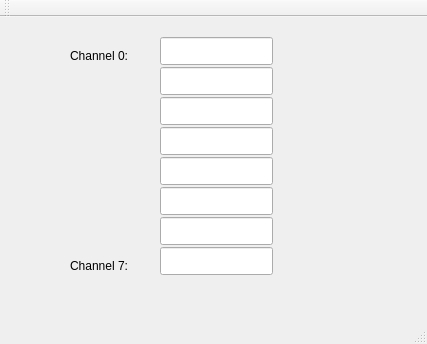
Above: ScannerGUI/mainwindow.ui from barnex/SetupSoftware before the change. Below: the same form after it.
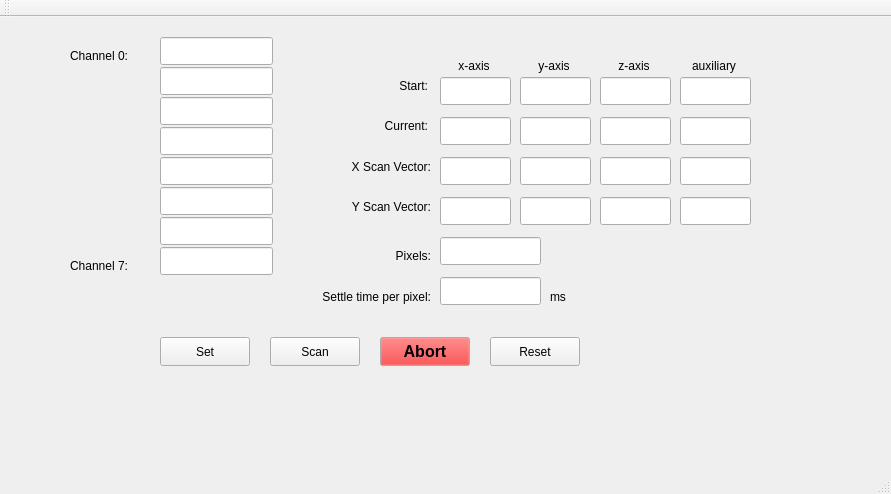
That is the form after the change.

Commit message: grouped interactions with the controller into a single class

What changed in the file:
```diff
--- a/ScannerGUI/mainwindow.ui
+++ b/ScannerGUI/mainwindow.ui
@@ -6,8 +6,8 @@
    <rect>
     <x>0</x>
     <y>0</y>
-    <width>427</width>
-    <height>344</height>
+    <width>891</width>
+    <height>494</height>
    </rect>
   </property>
   <property name="windowTitle">
@@ -144,6 +144,512 @@
      <string>Channel 7:</string>
     </property>
    </widget>
+   <widget class="QLabel" name="label_3">
+    <property name="geometry">
+     <rect>
+      <x>360</x>
+      <y>60</y>
+      <width>68</width>
+      <height>18</height>
+     </rect>
+    </property>
+    <property name="text">
+     <string>Start:</string>
+    </property>
+    <property name="alignment">
+     <set>Qt::AlignRight|Qt::AlignTrailing|Qt::AlignVCenter</set>
+    </property>
+   </widget>
+   <widget class="QLabel" name="label_4">
+    <property name="geometry">
+     <rect>
+      <x>360</x>
+      <y>100</y>
+      <width>68</width>
+      <height>18</height>
+     </rect>
+    </property>
+    <property name="text">
+     <string>Current:</string>
+    </property>
+    <property name="alignment">
+     <set>Qt::AlignRight|Qt::AlignTrailing|Qt::AlignVCenter</set>
+    </property>
+   </widget>
+   <widget class="QLabel" name="label_5">
+    <property name="geometry">
+     <rect>
+      <x>320</x>
+      <y>140</y>
+      <width>111</width>
+      <height>20</height>
+     </rect>
+    </property>
+    <property name="text">
+     <string>X Scan Vector:</string>
+    </property>
+    <property name="alignment">
+     <set>Qt::AlignRight|Qt::AlignTrailing|Qt::AlignVCenter</set>
+    </property>
+   </widget>
+   <widget class="QLabel" name="label_6">
+    <property name="geometry">
+     <rect>
+      <x>320</x>
+      <y>180</y>
+      <width>111</width>
+      <height>20</height>
+     </rect>
+    </property>
+    <property name="text">
+     <string>Y Scan Vector:</string>
+    </property>
+    <property name="alignment">
+     <set>Qt::AlignRight|Qt::AlignTrailing|Qt::AlignVCenter</set>
+    </property>
+   </widget>
+   <widget class="QLabel" name="label_7">
+    <property name="geometry">
+     <rect>
+      <x>360</x>
+      <y>230</y>
+      <width>71</width>
+      <height>18</height>
+     </rect>
+    </property>
+    <property name="text">
+     <string>Pixels:</string>
+    </property>
+    <property name="alignment">
+     <set>Qt::AlignRight|Qt::AlignTrailing|Qt::AlignVCenter</set>
+    </property>
+   </widget>
+   <widget class="QLabel" name="label_8">
+    <property name="geometry">
+     <rect>
+      <x>280</x>
+      <y>270</y>
+      <width>151</width>
+      <height>20</height>
+     </rect>
+    </property>
+    <property name="text">
+     <string>Settle time per pixel:</string>
+    </property>
+    <property name="alignment">
+     <set>Qt::AlignRight|Qt::AlignTrailing|Qt::AlignVCenter</set>
+    </property>
+   </widget>
+   <widget class="QLineEdit" name="start_x">
+    <property name="geometry">
+     <rect>
+      <x>440</x>
+      <y>60</y>
+      <width>71</width>
+      <height>28</height>
+     </rect>
+    </property>
+    <property name="readOnly">
+     <bool>true</bool>
+    </property>
+   </widget>
+   <widget class="QLineEdit" name="start_y">
+    <property name="geometry">
+     <rect>
+      <x>520</x>
+      <y>60</y>
+      <width>71</width>
+      <height>28</height>
+     </rect>
+    </property>
+    <property name="readOnly">
+     <bool>true</bool>
+    </property>
+   </widget>
+   <widget class="QLineEdit" name="start_z">
+    <property name="geometry">
+     <rect>
+      <x>600</x>
+      <y>60</y>
+      <width>71</width>
+      <height>28</height>
+     </rect>
+    </property>
+    <property name="readOnly">
+     <bool>true</bool>
+    </property>
+   </widget>
+   <widget class="QLineEdit" name="start_aux">
+    <property name="geometry">
+     <rect>
+      <x>680</x>
+      <y>60</y>
+      <width>71</width>
+      <height>28</height>
+     </rect>
+    </property>
+    <property name="readOnly">
+     <bool>true</bool>
+    </property>
+   </widget>
+   <widget class="QLineEdit" name="current_aux">
+    <property name="geometry">
+     <rect>
+      <x>680</x>
+      <y>100</y>
+      <width>71</width>
+      <height>28</height>
+     </rect>
+    </property>
+    <property name="readOnly">
+     <bool>true</bool>
+    </property>
+   </widget>
+   <widget class="QLineEdit" name="current_y">
+    <property name="geometry">
+     <rect>
+      <x>520</x>
+      <y>100</y>
+      <width>71</width>
+      <height>28</height>
+     </rect>
+    </property>
+    <property name="readOnly">
+     <bool>true</bool>
+    </property>
+   </widget>
+   <widget class="QLineEdit" name="current_z">
+    <property name="geometry">
+     <rect>
+      <x>600</x>
+      <y>100</y>
+      <width>71</width>
+      <height>28</height>
+     </rect>
+    </property>
+    <property name="readOnly">
+     <bool>true</bool>
+    </property>
+   </widget>
+   <widget class="QLineEdit" name="current_x">
+    <property name="geometry">
+     <rect>
+      <x>440</x>
+      <y>100</y>
+      <width>71</width>
+      <height>28</height>
+     </rect>
+    </property>
+    <property name="readOnly">
+     <bool>true</bool>
+    </property>
+   </widget>
+   <widget class="QLabel" name="label_9">
+    <property name="geometry">
+     <rect>
+      <x>440</x>
+      <y>40</y>
+      <width>68</width>
+      <height>18</height>
+     </rect>
+    </property>
+    <property name="text">
+     <string>x-axis</string>
+    </property>
+    <property name="alignment">
+     <set>Qt::AlignCenter</set>
+    </property>
+   </widget>
+   <widget class="QLabel" name="label_10">
+    <property name="geometry">
+     <rect>
+      <x>520</x>
+      <y>40</y>
+      <width>68</width>
+      <height>18</height>
+     </rect>
+    </property>
+    <property name="text">
+     <string>y-axis</string>
+    </property>
+    <property name="alignment">
+     <set>Qt::AlignCenter</set>
+    </property>
+   </widget>
+   <widget class="QLabel" name="label_11">
+    <property name="geometry">
+     <rect>
+      <x>600</x>
+      <y>40</y>
+      <width>68</width>
+      <height>18</height>
+     </rect>
+    </property>
+    <property name="text">
+     <string>z-axis</string>
+    </property>
+    <property name="alignment">
+     <set>Qt::AlignCenter</set>
+    </property>
+   </widget>
+   <widget class="QLabel" name="label_12">
+    <property name="geometry">
+     <rect>
+      <x>680</x>
+      <y>40</y>
+      <width>68</width>
+      <height>18</height>
+     </rect>
+    </property>
+    <property name="text">
+     <string>auxiliary</string>
+    </property>
+    <property name="alignment">
+     <set>Qt::AlignCenter</set>
+    </property>
+   </widget>
+   <widget class="QLineEdit" name="scanx_aux">
+    <property name="geometry">
+     <rect>
+      <x>680</x>
+      <y>140</y>
+      <width>71</width>
+      <height>28</height>
+     </rect>
+    </property>
+    <property name="readOnly">
+     <bool>true</bool>
+    </property>
+   </widget>
+   <widget class="QLineEdit" name="scanx_y">
+    <property name="geometry">
+     <rect>
+      <x>520</x>
+      <y>140</y>
+      <width>71</width>
+      <height>28</height>
+     </rect>
+    </property>
+    <property name="readOnly">
+     <bool>true</bool>
+    </property>
+   </widget>
+   <widget class="QLineEdit" name="scanx_z">
+    <property name="geometry">
+     <rect>
+      <x>600</x>
+      <y>140</y>
+      <width>71</width>
+      <height>28</height>
+     </rect>
+    </property>
+    <property name="readOnly">
+     <bool>true</bool>
+    </property>
+   </widget>
+   <widget class="QLineEdit" name="scanx_x">
+    <property name="geometry">
+     <rect>
+      <x>440</x>
+      <y>140</y>
+      <width>71</width>
+      <height>28</height>
+     </rect>
+    </property>
+    <property name="readOnly">
+     <bool>true</bool>
+    </property>
+   </widget>
+   <widget class="QLineEdit" name="scany_aux">
+    <property name="geometry">
+     <rect>
+      <x>680</x>
+      <y>180</y>
+      <width>71</width>
+      <height>28</height>
+     </rect>
+    </property>
+    <property name="readOnly">
+     <bool>true</bool>
+    </property>
+   </widget>
+   <widget class="QLineEdit" name="scany_y">
+    <property name="geometry">
+     <rect>
+      <x>520</x>
+      <y>180</y>
+      <width>71</width>
+      <height>28</height>
+     </rect>
+    </property>
+    <property name="readOnly">
+     <bool>true</bool>
+    </property>
+   </widget>
+   <widget class="QLineEdit" name="scany_z">
+    <property name="geometry">
+     <rect>
+      <x>600</x>
+      <y>180</y>
+      <width>71</width>
+      <height>28</height>
+     </rect>
+    </property>
+    <property name="readOnly">
+     <bool>true</bool>
+    </property>
+   </widget>
+   <widget class="QLineEdit" name="scany_x">
+    <property name="geometry">
+     <rect>
+      <x>440</x>
+      <y>180</y>
+      <width>71</width>
+      <height>28</height>
+     </rect>
+    </property>
+    <property name="readOnly">
+     <bool>true</bool>
+    </property>
+   </widget>
+   <widget class="QLineEdit" name="pixels">
+    <property name="geometry">
+     <rect>
+      <x>440</x>
+      <y>220</y>
+      <width>101</width>
+      <height>28</height>
+     </rect>
+    </property>
+    <property name="readOnly">
+     <bool>true</bool>
+    </property>
+   </widget>
+   <widget class="QLineEdit" name="tsettle">
+    <property name="geometry">
+     <rect>
+      <x>440</x>
+      <y>260</y>
+      <width>101</width>
+      <height>28</height>
+     </rect>
+    </property>
+    <property name="readOnly">
+     <bool>true</bool>
+    </property>
+   </widget>
+   <widget class="QLabel" name="label_13">
+    <property name="geometry">
+     <rect>
+      <x>550</x>
+      <y>270</y>
+      <width>31</width>
+      <height>20</height>
+     </rect>
+    </property>
+    <property name="text">
+     <string>ms</string>
+    </property>
+    <property name="alignment">
+     <set>Qt::AlignLeading|Qt::AlignLeft|Qt::AlignVCenter</set>
+    </property>
+   </widget>
+   <widget class="QPushButton" name="setButton">
+    <property name="geometry">
+     <rect>
+      <x>160</x>
+      <y>320</y>
+      <width>90</width>
+      <height>29</height>
+     </rect>
+    </property>
+    <property name="text">
+     <string>Set</string>
+    </property>
+   </widget>
+   <widget class="QPushButton" name="scanButton">
+    <property name="geometry">
+     <rect>
+      <x>270</x>
+      <y>320</y>
+      <width>90</width>
+      <height>29</height>
+     </rect>
+    </property>
+    <property name="text">
+     <string>Scan</string>
+    </property>
+   </widget>
+   <widget class="QPushButton" name="abortButton">
+    <property name="geometry">
+     <rect>
+      <x>380</x>
+      <y>320</y>
+      <width>90</width>
+      <height>29</height>
+     </rect>
+    </property>
+    <property name="palette">
+     <palette>
+      <active>
+       <colorrole role="Button">
+        <brush brushstyle="SolidPattern">
+         <color alpha="255">
+          <red>255</red>
+          <green>0</green>
+          <blue>0</blue>
+         </color>
+        </brush>
+       </colorrole>
+      </active>
+      <inactive>
+       <colorrole role="Button">
+        <brush brushstyle="SolidPattern">
+         <color alpha="255">
+          <red>255</red>
+          <green>0</green>
+          <blue>0</blue>
+         </color>
+        </brush>
+       </colorrole>
+      </inactive>
+      <disabled>
+       <colorrole role="Button">
+        <brush brushstyle="SolidPattern">
+         <color alpha="255">
+          <red>255</red>
+          <green>0</green>
+          <blue>0</blue>
+         </color>
+        </brush>
+       </colorrole>
+      </disabled>
+     </palette>
+    </property>
+    <property name="font">
+     <font>
+      <pointsize>12</pointsize>
+      <weight>75</weight>
+      <bold>true</bold>
+     </font>
+    </property>
+    <property name="text">
+     <string>Abort</string>
+    </property>
+   </widget>
+   <widget class="QPushButton" name="resetButton">
+    <property name="geometry">
+     <rect>
+      <x>490</x>
+      <y>320</y>
+      <width>90</width>
+      <height>29</height>
+     </rect>
+    </property>
+    <property name="text">
+     <string>Reset</string>
+    </property>
+   </widget>
   </widget>
   <widget class="QMenuBar" name="menuBar">
    <property name="geometry">
```
Left out of the diff: 2 changed lines with no effect on the pictures. The commit also changes 11 other files.
